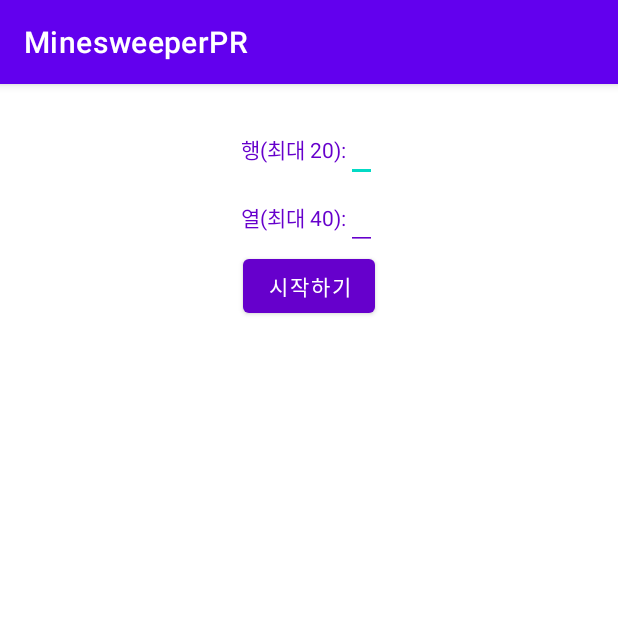
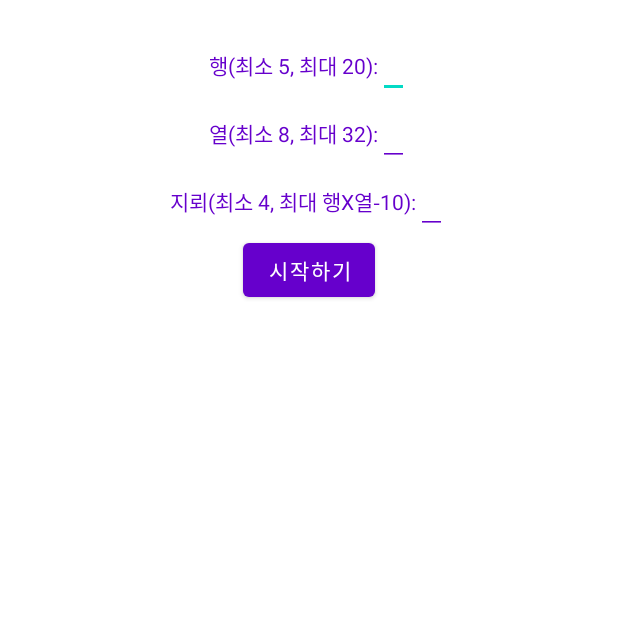
Before and after one commit to fabbitox/MineSweeperPR, an Android app: the screen it shows after launch (MainActivity), on a phone screen of 412 x 824 dp, the top half of it. Run offline under Robolectric (Android 15) with nearby library versions, the phone set to English and light mode, and no system bars.

Commit message:
210805 update

```diff
--- a/app/src/main/res/layout/activity_main.xml
+++ b/app/src/main/res/layout/activity_main.xml
@@ -32,11 +32,11 @@
                 android:id="@+id/column_input"
                 android:layout_width="wrap_content"
                 android:layout_height="wrap_content"
+                android:importantForAutofill="no"
                 android:inputType="number"
                 android:labelFor="@id/column_input"
                 android:textColor="#6600CC"
-                android:textColorHint="#6600CC"
-                android:importantForAutofill="no" />
+                android:textColorHint="#6600CC" />
         </LinearLayout>
 
         <LinearLayout
@@ -56,11 +56,35 @@
                 android:id="@+id/row_input"
                 android:layout_width="wrap_content"
                 android:layout_height="wrap_content"
+                android:importantForAutofill="no"
                 android:inputType="number"
                 android:labelFor="@id/row_input"
                 android:textColor="#6600CC"
-                android:textColorHint="#6600CC"
-                android:importantForAutofill="no" />
+                android:textColorHint="#6600CC" />
+        </LinearLayout>
+
+        <LinearLayout
+            android:layout_width="match_parent"
+            android:layout_height="wrap_content"
+            android:gravity="center_horizontal"
+            android:orientation="horizontal">
+
+            <TextView
+                android:id="@+id/bomb_text"
+                android:layout_width="wrap_content"
+                android:layout_height="wrap_content"
+                android:text="@string/bomb_text"
+                android:textColor="#6600CC" />
+
+            <EditText
+                android:id="@+id/bomb_input"
+                android:layout_width="wrap_content"
+                android:layout_height="wrap_content"
+                android:importantForAutofill="no"
+                android:inputType="number"
+                android:labelFor="@id/bomb_input"
+                android:textColor="#6600CC"
+                android:textColorHint="#6600CC" />
         </LinearLayout>
 
         <Button
@@ -90,4 +114,5 @@
         android:textColor="@color/white"
         android:visibility="invisible"
         app:backgroundTint="#6600CC" />
+
 </FrameLayout>
--- a/app/src/main/res/values/strings.xml
+++ b/app/src/main/res/values/strings.xml
@@ -1,7 +1,9 @@
 <resources>
     <string name="app_name">MinesweeperPR</string>
-    <string name="column_text">행(최대 20):</string>
-    <string name="row_text">열(최대 40):</string>
+    <string name="column_text">행(최소 5, 최대 20):</string>
+    <string name="row_text">열(최소 8, 최대 32):</string>
+    <string name="bomb_text">지뢰(최소 4, 최대 행X열-10):</string>
     <string name="start_text">시작하기</string>
     <string name="restart_text">다시시작</string>
+    <string name="blank"> </string>
 </resources>
--- a/app/src/main/res/values/themes.xml
+++ b/app/src/main/res/values/themes.xml
@@ -1,6 +1,6 @@
 <resources xmlns:tools="http://schemas.android.com/tools">
     <!-- Base application theme. -->
-    <style name="Theme.MinesweeperPR" parent="Theme.MaterialComponents.DayNight.DarkActionBar">
+    <style name="Theme.MinesweeperPR" parent="Theme.MaterialComponents.DayNight.NoActionBar">
         <!-- Primary brand color. -->
         <item name="colorPrimary">@color/purple_500</item>
         <item name="colorPrimaryVariant">@color/purple_700</item>
```
Also changed, not shown: app/src/main/java/com/first/minesweeperpr/MainActivity.java (+90 -26 lines), app/src/main/res/drawable/blank.png (added), app/src/main/res/drawable/bomb.png, app/src/main/res/drawable/eight.png (added), app/src/main/res/drawable/five.png (added), app/src/main/res/drawable/four.png (added), app/src/main/res/drawable/one.png (added), app/src/main/res/drawable/seven.png (added), app/src/main/res/drawable/six.png (added), app/src/main/res/drawable/three.png (added), app/src/main/res/drawable/two.png (added).
